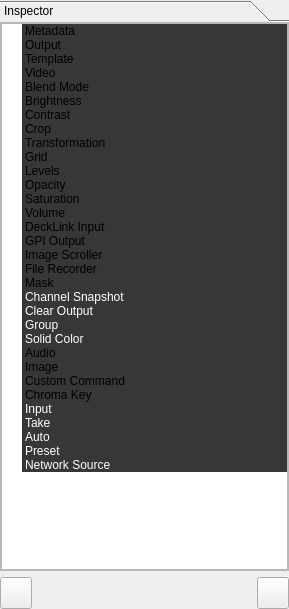
This is src/Widgets/Inspector/InspectorWidget.ui in CasparCG/client as Qt 5 draws it before an edit. The edited form follows.
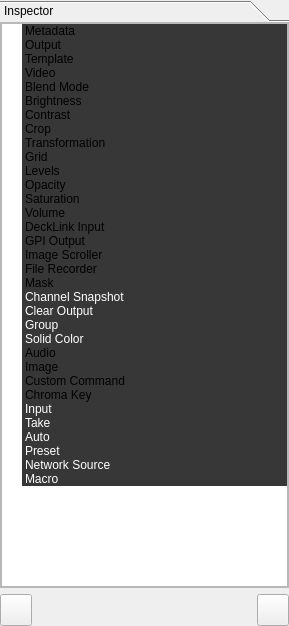
This is the edited form.

Commit message: Added support for TriCaster macro.

Patch:
```diff
--- a/src/Widgets/Inspector/InspectorWidget.ui
+++ b/src/Widgets/Inspector/InspectorWidget.ui
@@ -7,7 +7,7 @@
     <x>0</x>
     <y>0</y>
     <width>289</width>
-    <height>609</height>
+    <height>626</height>
    </rect>
   </property>
   <property name="sizePolicy">
@@ -49,7 +49,7 @@
         <x>0</x>
         <y>0</y>
         <width>289</width>
-        <height>548</height>
+        <height>565</height>
        </rect>
       </property>
       <property name="sizePolicy">
@@ -85,7 +85,7 @@
             <x>0</x>
             <y>0</y>
             <width>287</width>
-            <height>546</height>
+            <height>563</height>
            </rect>
           </property>
           <layout class="QVBoxLayout" name="verticalLayout_3">
@@ -856,6 +856,29 @@
                </brush>
               </property>
              </item>
+             <item>
+              <property name="text">
+               <string>Macro</string>
+              </property>
+              <property name="background">
+               <brush brushstyle="SolidPattern">
+                <color alpha="255">
+                 <red>55</red>
+                 <green>55</green>
+                 <blue>55</blue>
+                </color>
+               </brush>
+              </property>
+              <property name="foreground">
+               <brush brushstyle="SolidPattern">
+                <color alpha="255">
+                 <red>255</red>
+                 <green>255</green>
+                 <blue>255</blue>
+                </color>
+               </brush>
+              </property>
+             </item>
             </widget>
            </item>
           </layout>
```
Left out of the diff: 6 changed lines with no effect on the pictures. The commit also changes 27 other files.
